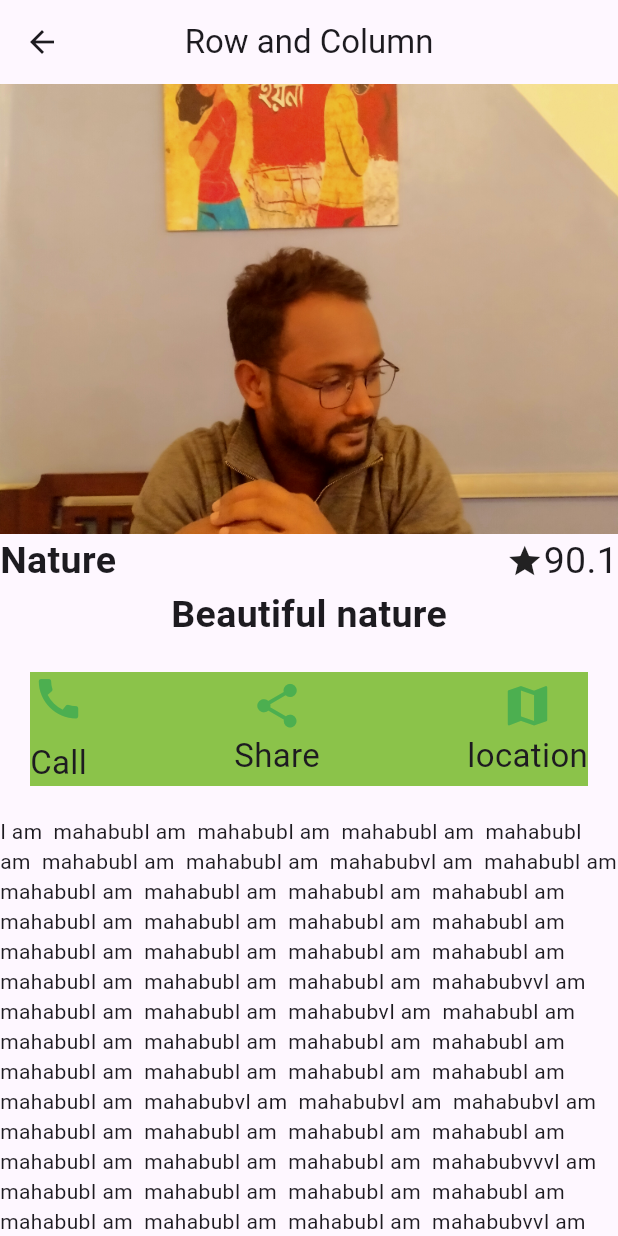
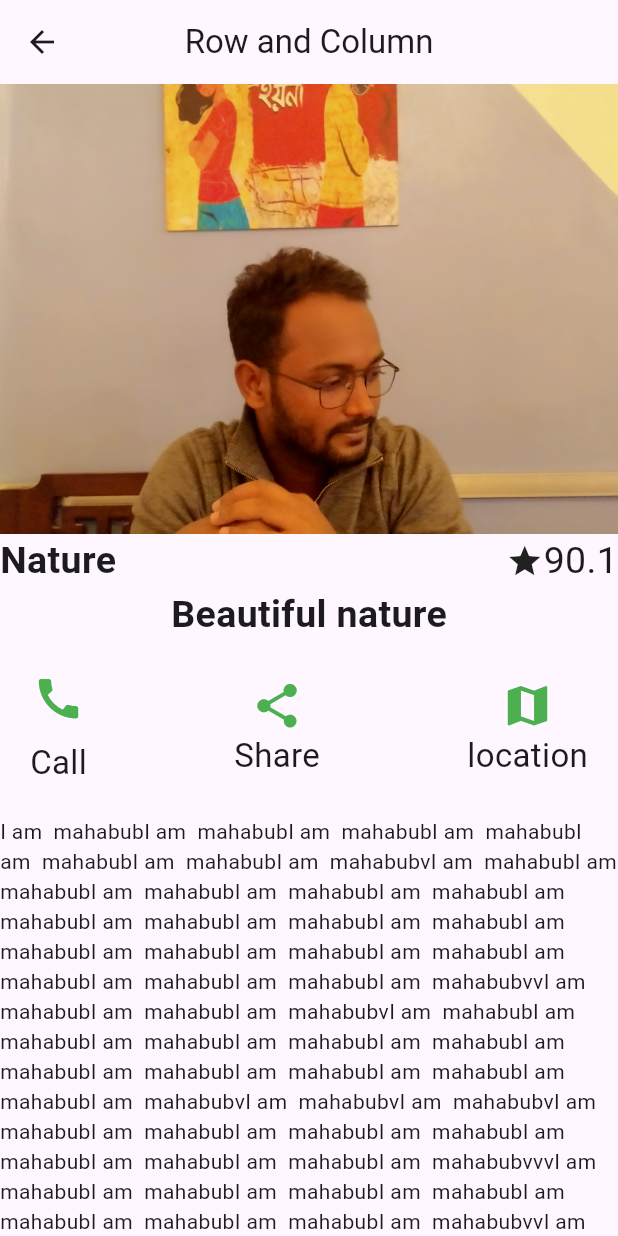
Before and after one commit to Maha6468/flutter_content_on_demand, a Flutter app: the RowColumn screen opened directly, on a phone screen of 412 x 824 dp. Run offline on Flutter 3.47's test engine with Material 3 defaults, Android fonts, the phone set to English and light mode, and no system bars.

Commit message:
Row column design

```diff
--- a/lib/class_serial/row_column_5.dart
+++ b/lib/class_serial/row_column_5.dart
@@ -33,14 +33,14 @@ class RowColumn extends StatelessWidget {
            Padding(
              padding: const EdgeInsets.all(10.0),
              child: Container(
-               color: Colors.lightGreen,
+              // color: Colors.lightGreen,
                margin: EdgeInsets.symmetric(horizontal: 10.0,vertical: 10.0),
 
                child: Row(
                  mainAxisAlignment: MainAxisAlignment.spaceBetween,
                  children: [
                    Column(
-                     children: [
+                     children:[
                        Icon(Icons.call,size: 35.0,color: Colors.green,),
                        SizedBox(height: 10,),
                        Text('Call',style: TextStyle(fontSize: 22),),
```
